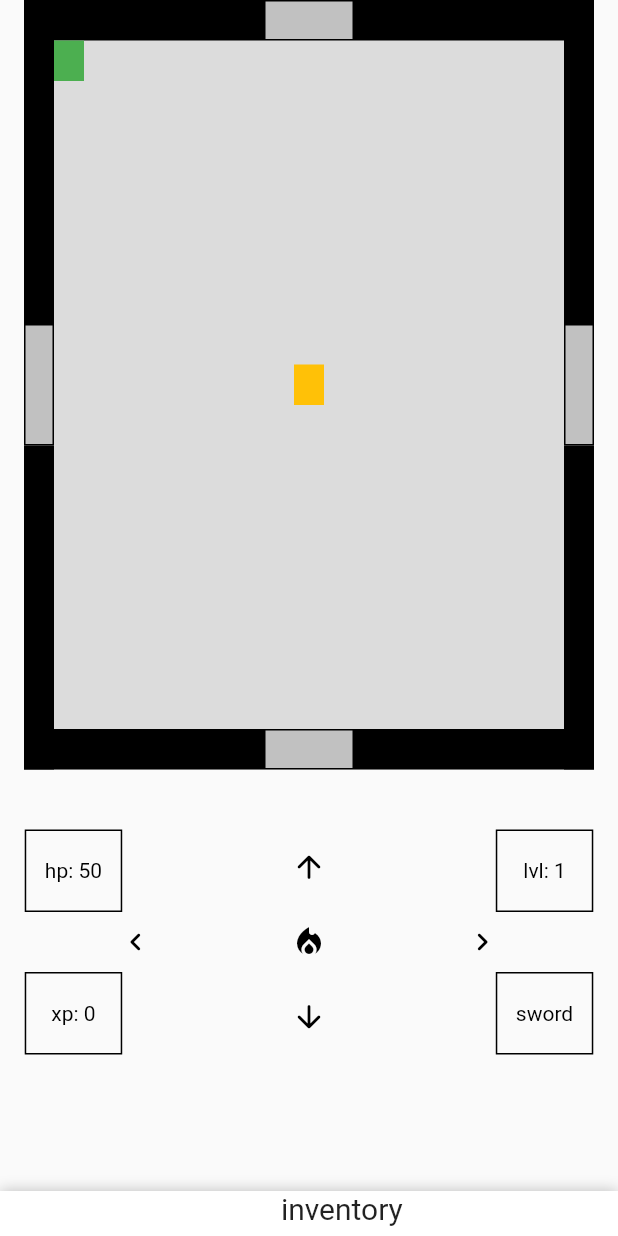
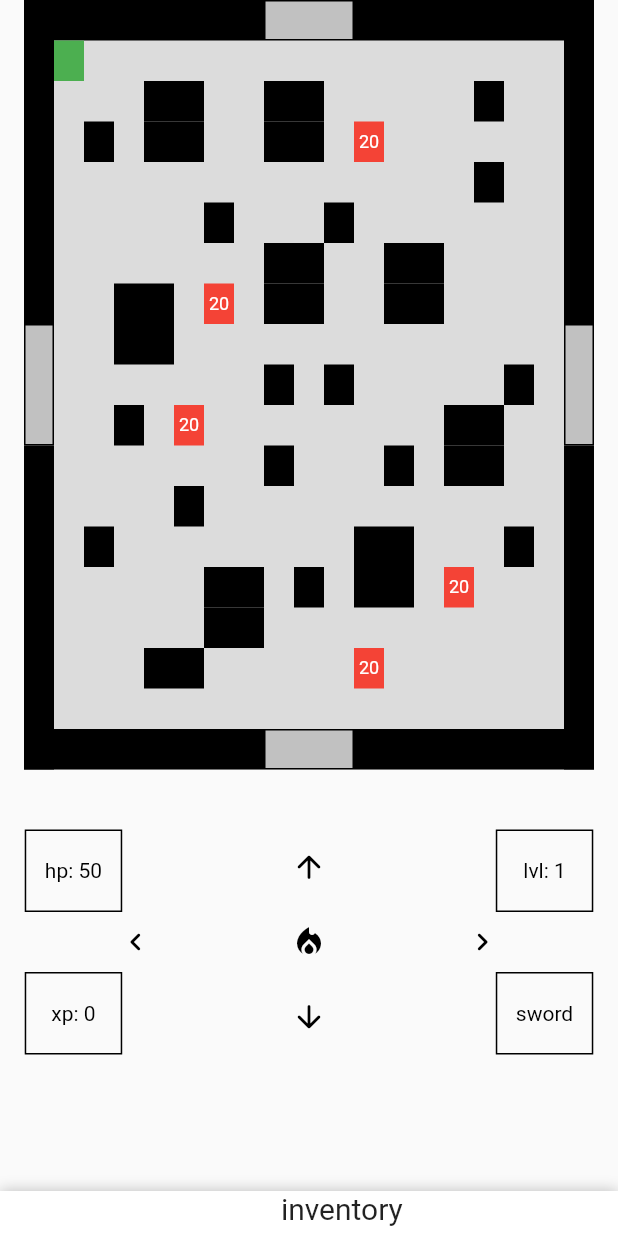
Before and after one commit to Aowar/roguelike_app, a Flutter app: the screen it shows after launch, on a phone screen of 412 x 824 dp. Run offline on Flutter 3.47's test engine with Material 2 defaults, Android fonts, the phone set to English and light mode, and no system bars; drawn by our look-alikes of sliding_up_panel; missing offline and left inert: rect_getter.

Commit message:
version 1.1

```diff
--- a/lib/main.dart
+++ b/lib/main.dart
@@ -75,7 +75,7 @@ class _MyHomePage extends StatelessWidget {
     _playerWidth = (MediaQuery.of(context).size.width / 20).floorToDouble();
     _playerHeight = (MediaQuery.of(context).size.height / 30).floorToDouble();
     _hero = player.Hero(Weapon(2, "sword"), Armour(2), 1, _playerHeight, _playerWidth);
-    room = Room(100, _fieldWidth ~/ _playerWidth, _fieldHeight ~/ _playerHeight, _hero.level);
+    room = Room(Random().nextInt(101), _fieldWidth ~/ _playerWidth, _fieldHeight ~/ _playerHeight, _hero.level);
     return const MyHomePage(title: "fds");
   }
 }
```
